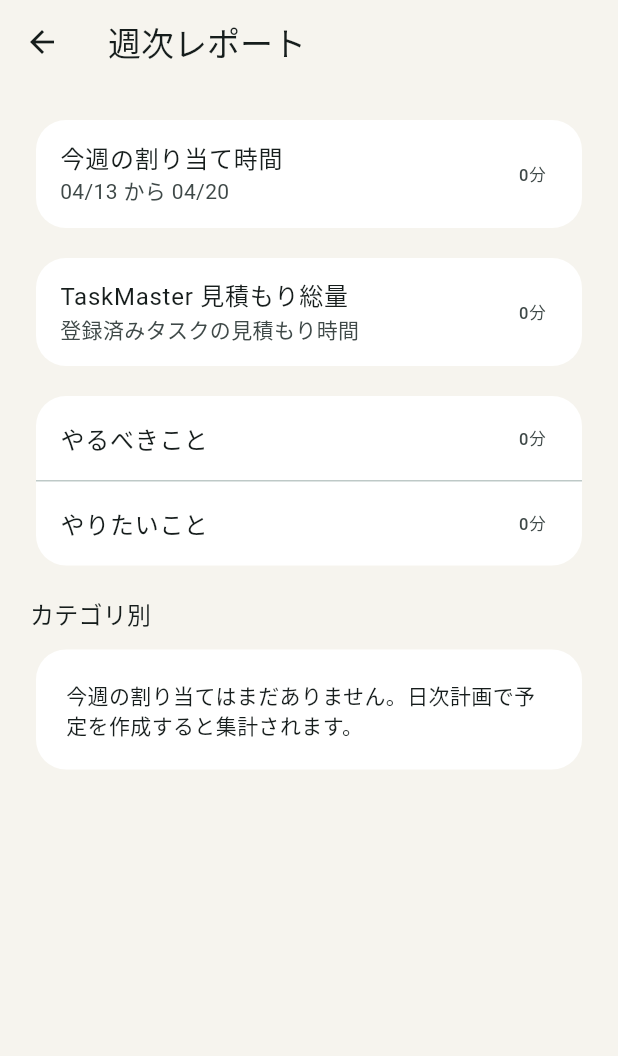
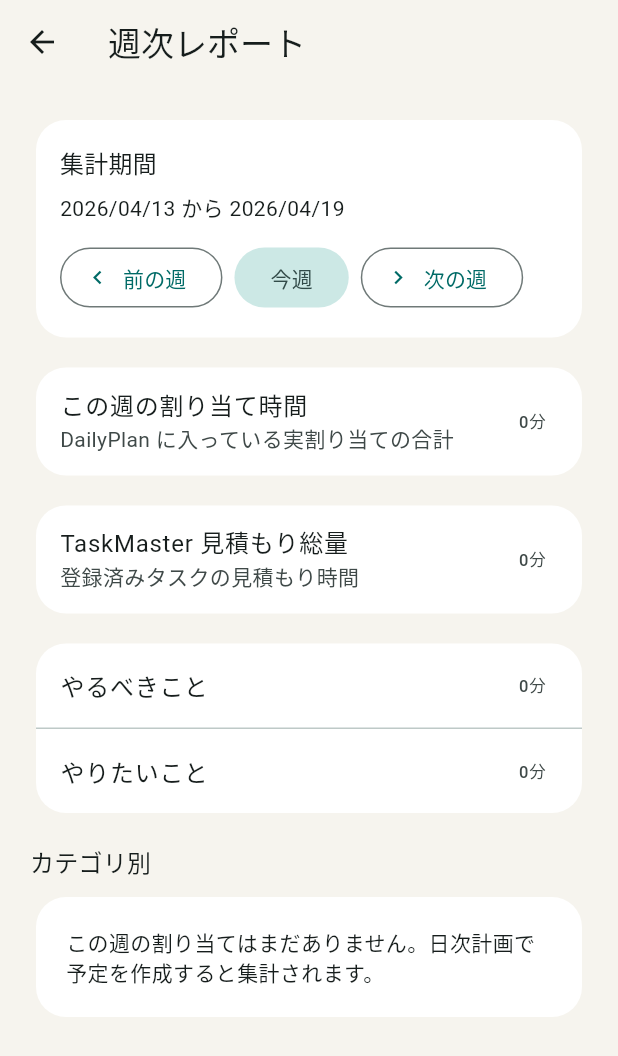
Before and after one commit to torifo/freeslot-allocator-app, a Flutter app: the WeeklyReportScreen screen opened by its route, on a phone screen of 412 x 824 dp. Shown: the top 1056 px of the screen. Run offline on Flutter 3.47's test engine with Material 3 defaults, Android fonts, the phone set to English and light mode, and no system bars; our stand-ins replace flutter_riverpod, go_router, shared_preferences; accounts and stored records are empty.

Commit message:
feat: add weekly report period switching / 週次レポートの期間切替を追加
Allow switching the report window by week while keeping assignment summaries in sync.
週単位で集計期間を切り替えられるようにし、割り当て集計を連動させる。

```diff
--- a/lib/features/weekly_report/presentation/weekly_report_screen.dart
+++ b/lib/features/weekly_report/presentation/weekly_report_screen.dart
@@ -7,13 +7,28 @@ import '../../daily_plan/domain/daily_plan_models.dart';
 import '../../task_master/application/task_master_controller.dart';
 import '../../task_master/domain/task_models.dart';
 
-class WeeklyReportScreen extends ConsumerWidget {
+class WeeklyReportScreen extends ConsumerStatefulWidget {
   const WeeklyReportScreen({super.key});
 
   @override
-  Widget build(BuildContext context, WidgetRef ref) {
+  ConsumerState<WeeklyReportScreen> createState() => _WeeklyReportScreenState();
+}
+
+class _WeeklyReportScreenState extends ConsumerState<WeeklyReportScreen> {
+  late DateTime _anchorDate;
+
+  @override
+  void initState() {
+    super.initState();
+    _anchorDate = DateTime.now();
+  }
+
+  @override
+  Widget build(BuildContext context) {
     final state = ref.watch(taskMasterControllerProvider);
     final dailyPlanState = ref.watch(dailyPlanControllerProvider);
+    final weekStart = _weekStart(_anchorDate);
+    final weekEnd = weekStart.add(const Duration(days: 7));
 
     return Scaffold(
       appBar: AppBar(title: const Text('週次レポート')),
@@ -24,7 +39,11 @@ class WeeklyReportScreen extends ConsumerWidget {
               0,
               (sum, task) => sum + task.estimatedMinutes,
             );
-            final weekAssignments = _currentWeekAssignments(dailyPlanData);
+            final weekAssignments = _assignmentsForRange(
+              dailyPlanData,
+              start: weekStart,
+              end: weekEnd,
+            );
             final plannedMinutes = weekAssignments.fold<int>(
               0,
               (sum, item) => sum + item.durationMinutes,
@@ -33,26 +52,55 @@ class WeeklyReportScreen extends ConsumerWidget {
                 .where((item) => item.taskKind == TaskKind.mustDo)
                 .fold<int>(0, (sum, item) => sum + item.durationMinutes);
             final wantToDoMinutes = plannedMinutes - mustDoMinutes;
-
-            final categoryTotals = <String, int>{};
-            for (final item in weekAssignments) {
-              final label = item.categoryName ?? '未分類';
-              categoryTotals.update(
-                label,
-                (value) => value + item.durationMinutes,
-                ifAbsent: () => item.durationMinutes,
-              );
-            }
+            final categoryTotals = _categoryTotals(weekAssignments);
 
             return ListView(
               padding: const EdgeInsets.all(20),
               children: [
                 Card(
+                  child: Padding(
+                    padding: const EdgeInsets.all(16),
+                    child: Column(
+                      crossAxisAlignment: CrossAxisAlignment.start,
+                      children: [
+                        Text(
+                          '集計期間',
+                          style: Theme.of(context).textTheme.titleMedium,
+                        ),
+                        const SizedBox(height: 8),
+                        Text(
+                          '${DateFormat('yyyy/MM/dd').format(weekStart)} から ${DateFormat('yyyy/MM/dd').format(weekEnd.subtract(const Duration(days: 1)))}',
+                        ),
+                        const SizedBox(height: 12),
+                        Wrap(
+                          spacing: 8,
+                          runSpacing: 8,
+                          children: [
+                            OutlinedButton.icon(
+                              onPressed: () => _shiftWeek(-1),
+                              icon: const Icon(Icons.chevron_left),
+                              label: const Text('前の週'),
+                            ),
+                            FilledButton.tonal(
+                              onPressed: _resetToCurrentWeek,
+                              child: const Text('今週'),
+                            ),
+                            OutlinedButton.icon(
+                              onPressed: () => _shiftWeek(1),
+                              icon: const Icon(Icons.chevron_right),
+                              label: const Text('次の週'),
+                            ),
+                          ],
+                        ),
+                      ],
+                    ),
+                  ),
+                ),
+                const SizedBox(height: 12),
+                Card(
                   child: ListTile(
-                    title: const Text('今週の割り当て時間'),
-                    subtitle: Text(
-                      '${DateFormat('MM/dd').format(_weekStart())} から ${DateFormat('MM/dd').format(_weekEnd())}',
-                    ),
+                    title: const Text('この週の割り当て時間'),
+                    subtitle: const Text('DailyPlan に入っている実割り当ての合計'),
                     trailing: Text('$plannedMinutes分'),
                   ),
                 ),
@@ -87,7 +135,7 @@ class WeeklyReportScreen extends ConsumerWidget {
                   const Card(
                     child: Padding(
                       padding: EdgeInsets.all(20),
-                      child: Text('今週の割り当てはまだありません。日次計画で予定を作成すると集計されます。'),
+                      child: Text('この週の割り当てはまだありません。日次計画で予定を作成すると集計されます。'),
                     ),
                   )
                 else
@@ -111,24 +159,46 @@ class WeeklyReportScreen extends ConsumerWidget {
     );
   }
 
-  List<SlotTaskAssignment> _currentWeekAssignments(DailyPlanStateData data) {
-    final start = _weekStart();
-    final end = _weekEnd();
+  void _shiftWeek(int value) {
+    setState(() {
+      _anchorDate = _anchorDate.add(Duration(days: 7 * value));
+    });
+  }
+
+  void _resetToCurrentWeek() {
+    setState(() {
+      _anchorDate = DateTime.now();
+    });
+  }
+
+  List<SlotTaskAssignment> _assignmentsForRange(
+    DailyPlanStateData data, {
+    required DateTime start,
+    required DateTime end,
+  }) {
     return data.assignments.where((item) {
       return !item.startAt.isBefore(start) && item.startAt.isBefore(end);
-    }).toList();
+    }).toList()..sort((a, b) => a.startAt.compareTo(b.startAt));
   }
 
-  DateTime _weekStart() {
-    final now = DateTime.now();
-    return DateTime(
-      now.year,
-      now.month,
-      now.day,
-    ).subtract(Duration(days: now.weekday - DateTime.monday));
+  Map<String, int> _categoryTotals(List<SlotTaskAssignment> assignments) {
+    final totals = <String, int>{};
+    for (final item in assignments) {
+      final label = item.categoryName ?? '未分類';
+      totals.update(
+        label,
+        (value) => value + item.durationMinutes,
+        ifAbsent: () => item.durationMinutes,
+      );
+    }
+
+    final entries = totals.entries.toList()
+      ..sort((a, b) => b.value.compareTo(a.value));
+    return Map<String, int>.fromEntries(entries);
   }
 
-  DateTime _weekEnd() {
-    return _weekStart().add(const Duration(days: 7));
+  DateTime _weekStart(DateTime anchorDate) {
+    final date = DateTime(anchorDate.year, anchorDate.month, anchorDate.day);
+    return date.subtract(Duration(days: date.weekday - DateTime.monday));
   }
 }
```
